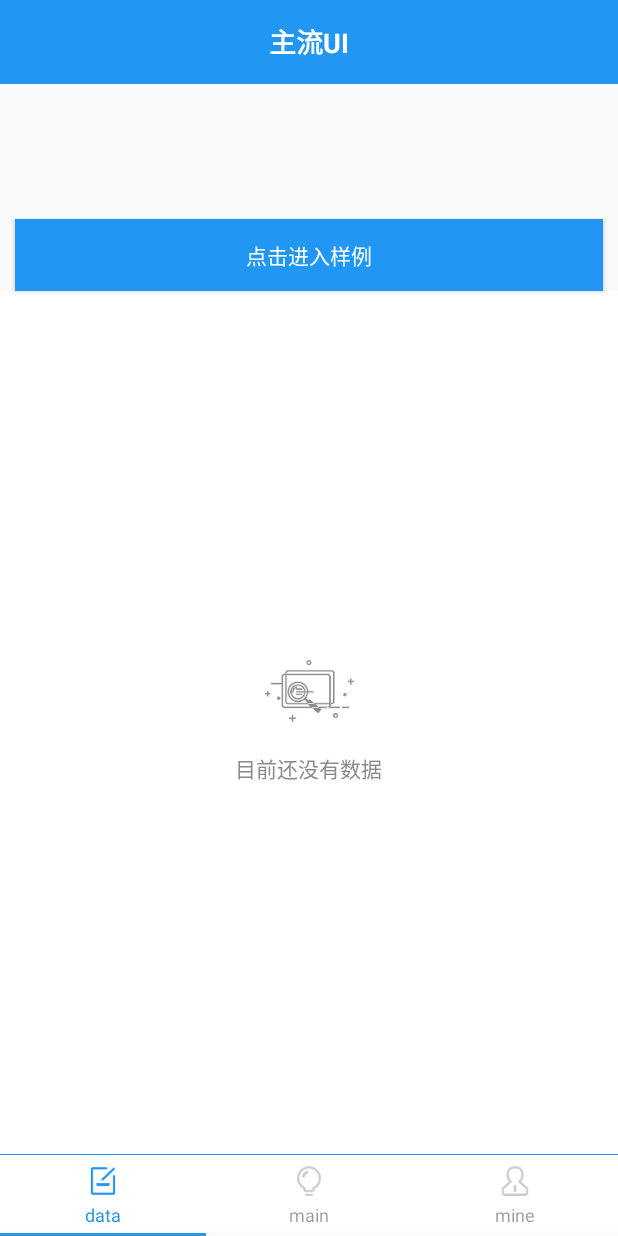
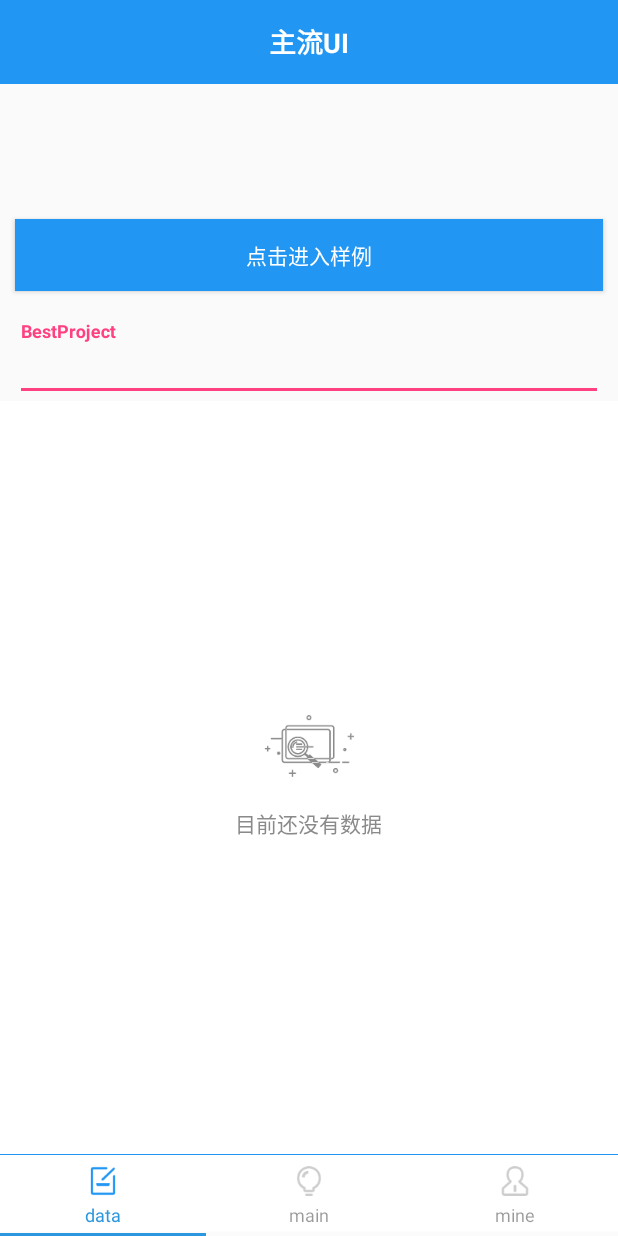
Before and after one commit to yuqianglianshou/BestProject, an Android app: the MainActivity screen opened directly, with no data from a screen before it, on a phone screen of 412 x 824 dp. Run offline under Robolectric (Android 15) with nearby library versions, the phone set to English and light mode, and no system bars.

Commit message:
暂存。

```diff
--- a/app/build.gradle
+++ b/app/build.gradle
@@ -64,6 +64,8 @@ dependencies {
     testImplementation 'junit:junit:4.13'
     androidTestImplementation 'androidx.test.ext:junit:1.1.2'
     androidTestImplementation 'androidx.test.espresso:espresso-core:3.3.0'
+
+    implementation 'com.google.android.material:material:1.2.1'
     //jetpack
     implementation 'androidx.lifecycle:lifecycle-livedata:2.2.0'
     implementation 'androidx.lifecycle:lifecycle-viewmodel:2.2.0'
--- a/app/src/main/java/com/lq/bestproject/MainActivity.kt
+++ b/app/src/main/java/com/lq/bestproject/MainActivity.kt
@@ -1,6 +1,7 @@
 package com.lq.bestproject
 
 import android.view.View
+import android.view.WindowManager
 import android.widget.ImageView
 import android.widget.TextView
 import androidx.viewpager.widget.ViewPager.OnPageChangeListener
@@ -17,6 +18,11 @@ import java.util.*
 
 class MainActivity : BaseActivity() {
 
+    override fun initWindow() {
+        super.initWindow()
+        //防止键盘顶起tablayout
+        window.setSoftInputMode(WindowManager.LayoutParams.SOFT_INPUT_ADJUST_PAN);
+    }
     override fun initContentView(): Int {
         return R.layout.activity_main
     }
--- a/app/src/main/res/layout/fragment_placeholder.xml
+++ b/app/src/main/res/layout/fragment_placeholder.xml
@@ -16,6 +16,23 @@
         android:textAllCaps="false"
         android:textColor="@color/base_white" />
 
+    <com.google.android.material.textfield.TextInputLayout
+        android:layout_marginLeft="@dimen/base_dp_10"
+        android:layout_marginTop="@dimen/base_dp_20"
+        android:layout_marginRight="@dimen/base_dp_10"
+        android:layout_width="match_parent"
+        android:layout_height="wrap_content">
+
+        <com.google.android.material.textfield.TextInputEditText
+            android:id="@+id/et_11"
+            android:layout_width="match_parent"
+            android:layout_height="match_parent"
+            android:hint="@string/app_name"
+            android:inputType="numberDecimal"
+            android:textSize="16sp"
+            android:textStyle="bold" />
+    </com.google.android.material.textfield.TextInputLayout>
+
     <include layout="@layout/load_data_empty" />
 
 </LinearLayout>
```
